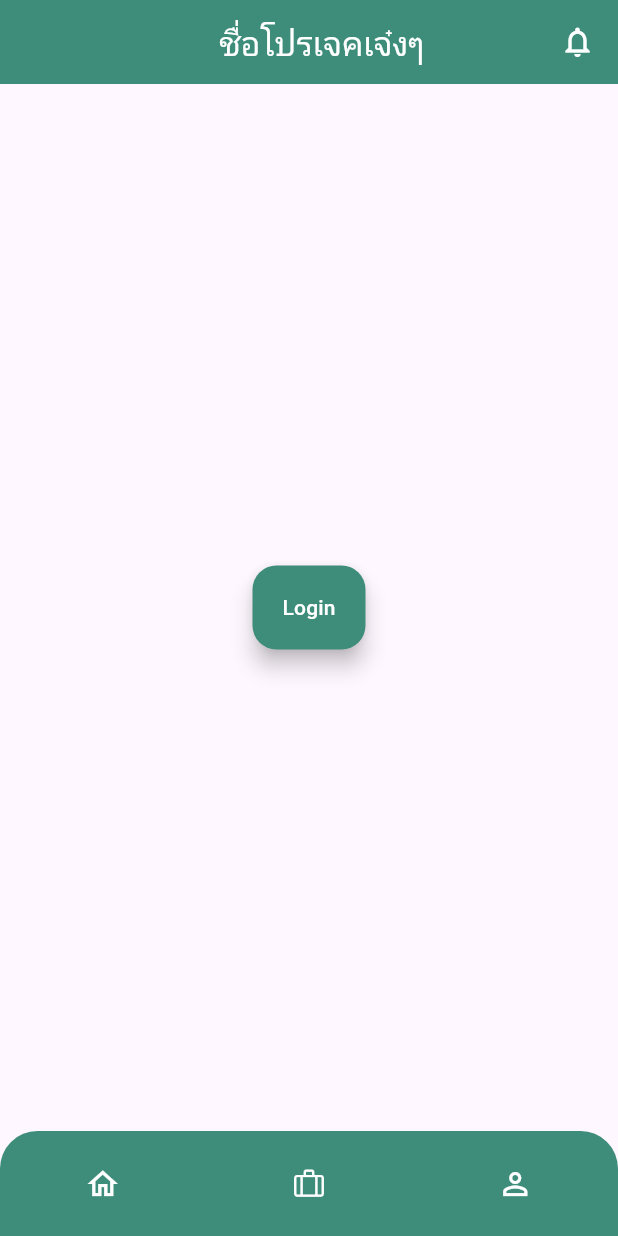
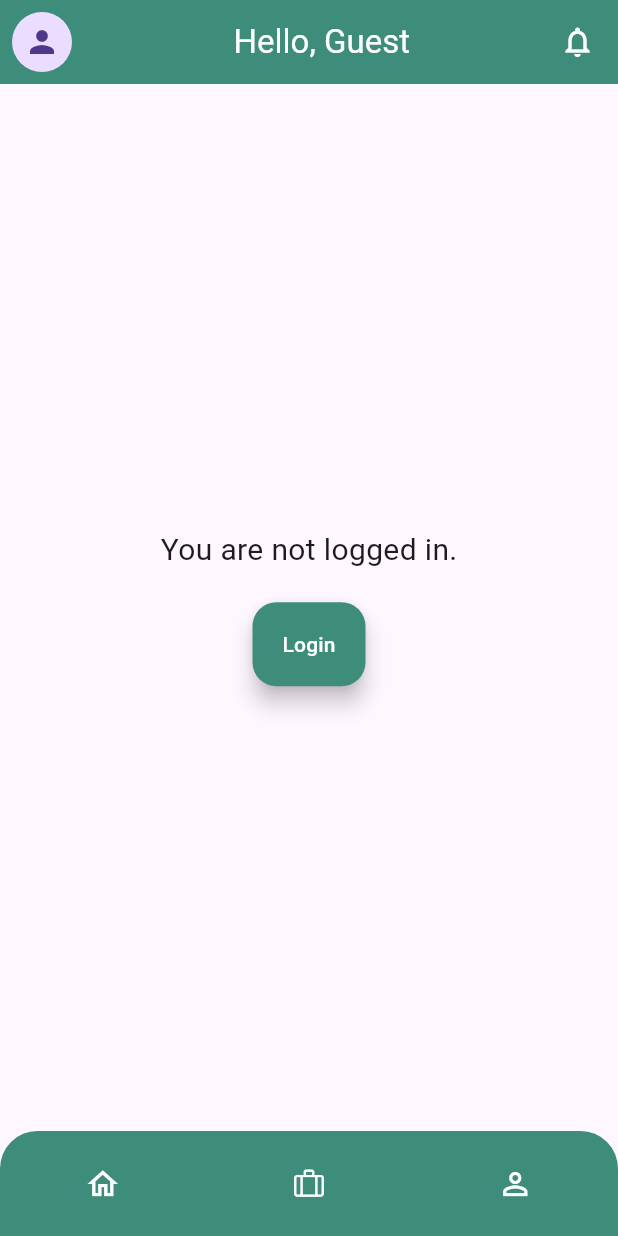
Before and after one commit to jatnipit/hotel-booking-project, a Flutter app: the screen it shows after launch, item 2 of the bottom bar chosen, after a tap on the "home" icon, after a tap on the "person outline" icon, on a phone screen of 412 x 824 dp. Run offline on Flutter 3.47's test engine with Material 3 defaults, Android fonts, the phone set to English and light mode, and no system bars; our stand-ins replace firebase_auth, firebase_core, google_sign_in; accounts and stored records are empty.

Commit message:
daily progress

```diff
--- a/lib/main.dart
+++ b/lib/main.dart
@@ -1,3 +1,4 @@
+import 'package:firebase_auth/firebase_auth.dart';
 import 'package:firebase_core/firebase_core.dart';
 import 'package:flutter/material.dart';
 import 'package:project/app_colors.dart';
@@ -11,7 +12,7 @@ void main() async {
   await Firebase.initializeApp();
 
   runApp(MaterialApp(
-    debugShowCheckedModeBanner: false, // Remove this line when debugging
+    debugShowCheckedModeBanner: false,
     home: MyApp(),
   ));
 }
@@ -27,34 +28,48 @@ class _MyAppState extends State<MyApp> {
   int screenIndex = 0;
   final screens = [HomeScreen(), ReserveHistory(), UserProfileScreen()];
 
+  List<String> get titles => [
+        'ชื่อโปรเจคเจ๋งๆ',
+        'Trip',
+        'Hello, ${FirebaseAuth.instance.currentUser?.email ?? 'Guest'}'
+      ];
+
   @override
   Widget build(BuildContext context) {
+    return StreamBuilder<User?>(
+      stream: FirebaseAuth.instance.authStateChanges(),
+      builder: (context, snapshot) {
+        // Rebuilds whenever the auth state changes
         return Scaffold(
           appBar: AppBar(
+            leading: screenIndex == 2
+                ? Padding(
+                    padding: const EdgeInsets.all(8.0),
+                    child: CircleAvatar(
+                      backgroundImage:
+                          FirebaseAuth.instance.currentUser?.photoURL != null
+                              ? NetworkImage(
+                                  FirebaseAuth.instance.currentUser!.photoURL!)
+                              : null,
+                      child: FirebaseAuth.instance.currentUser?.photoURL == null
+                          ? const Icon(Icons.person)
+                          : null,
+                    ),
+                  )
+                : const SizedBox(width: 15),
             title: Center(
               child: Text(
-            'ชื่อโปรเจคเจ๋งๆ',
-            style: TextStyle(
-              color: Colors.white,
+                titles[screenIndex],
+                style: const TextStyle(color: Colors.white),
               ),
-          )),
-          leading: const SizedBox(
-            width: 15,
             ),
             actions: const [
-            Icon(
-              Icons.notifications_outlined,
-              color: Colors.white,
-            ),
-            SizedBox(
-              width: 15,
-            )
+              Icon(Icons.notifications_outlined, color: Colors.white),
+              SizedBox(width: 15),
             ],
             backgroundColor: AppColors.primary,
           ),
-        // Body
           body: screens[screenIndex],
-        // Bottom Navigation Bar
           bottomNavigationBar: Container(
             height: 70,
             decoration: const BoxDecoration(
@@ -73,7 +88,8 @@ class _MyAppState extends State<MyApp> {
                       screenIndex = 0;
                     });
                   },
-                  child: Icon(Icons.home_outlined, color: Colors.white)),
+                  child: const Icon(Icons.home_outlined, color: Colors.white),
+                ),
                 GestureDetector(
                   onTap: () {
                     setState(() {
@@ -84,16 +100,21 @@ class _MyAppState extends State<MyApp> {
                     'assets/logo/trip.png',
                     color: Colors.white,
                     height: 25,
-                  )),
+                  ),
+                ),
                 GestureDetector(
                   onTap: () {
                     setState(() {
                       screenIndex = 2;
                     });
                   },
-                  child: Icon(Icons.person_outline, color: Colors.white)),
+                  child: const Icon(Icons.person_outline, color: Colors.white),
+                ),
               ],
             ),
-        ));
+          ),
+        );
+      },
+    );
   }
 }
--- a/lib/screens/reserve_history.dart
+++ b/lib/screens/reserve_history.dart
@@ -1,4 +1,5 @@
 import 'package:flutter/material.dart';
+import 'package:project/app_colors.dart';
 
 class ReserveHistory extends StatefulWidget {
   const ReserveHistory({super.key});
@@ -10,9 +11,6 @@ class ReserveHistory extends StatefulWidget {
 class _ReserveHistoryState extends State<ReserveHistory> {
   @override
   Widget build(BuildContext context) {
-    return Container(
-      color: Colors.amber,
-      child: Text('This is History Screen'),
-    );
+    return Scaffold();
   }
 }
--- a/lib/screens/user_profile_screen.dart
+++ b/lib/screens/user_profile_screen.dart
@@ -1,3 +1,4 @@
+import 'package:firebase_auth/firebase_auth.dart';
 import 'package:flutter/material.dart';
 import 'package:project/app_colors.dart';
 import 'package:project/authen/login_page.dart';
@@ -12,14 +13,43 @@ class UserProfileScreen extends StatefulWidget {
 class _UserProfileScreenState extends State<UserProfileScreen> {
   @override
   Widget build(BuildContext context) {
+    // Check the current user dynamically during build
+    final user = FirebaseAuth.instance.currentUser;
+
     return Center(
-      child: FloatingActionButton.extended(
-        onPressed: () {
-          Navigator.push(
-              context, MaterialPageRoute(builder: (context) => LoginPage()));
-        },
-        label: Text('Login', style: TextStyle(color: Colors.white)),
-        backgroundColor: AppColors.primary,
+      child: Column(
+        mainAxisAlignment: MainAxisAlignment.center, // Centers items vertically
+        crossAxisAlignment:
+            CrossAxisAlignment.center, // Centers items horizontally
+        mainAxisSize: MainAxisSize.min, // Only take as much space as needed
+        children: [
+          Text(
+            user != null ? 'Hello ${user.email}' : 'You are not logged in.',
+            style: TextStyle(fontSize: 20),
+          ),
+          SizedBox(height: 20),
+          FloatingActionButton.extended(
+            onPressed: () async {
+              if (user == null) {
+                // If no user is signed in, navigate to the login page.
+                Navigator.push(
+                  context,
+                  MaterialPageRoute(builder: (context) => LoginPage()),
+                );
+              } else {
+                // If a user is signed in, sign them out.
+                await FirebaseAuth.instance.signOut();
+                // Update the UI by calling setState so that currentUser reflects the change.
+                setState(() {});
+              }
+            },
+            label: Text(
+              user == null ? 'Login' : 'Logout',
+              style: TextStyle(color: Colors.white),
+            ),
+            backgroundColor: AppColors.primary,
+          ),
+        ],
       ),
     );
   }
```
Also changed, not shown: lib/authen/login_page.dart (+10 -25 lines). Lines whose indentation alone changed are shown as unchanged.
